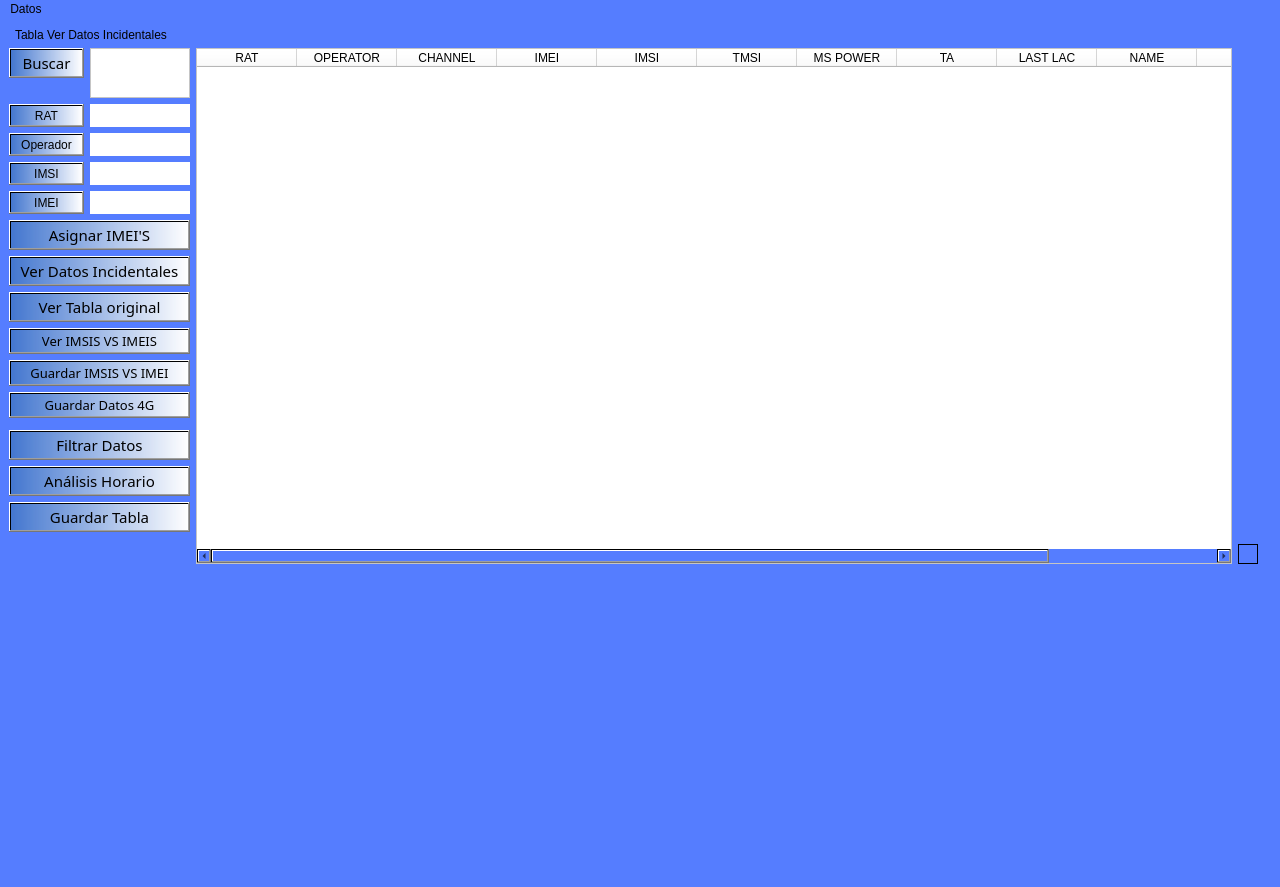
This is Interfaz/UI/VistaGeneralDatos.ui in Dumaru/ExcelReports as Qt 5 draws it before an edit. The edited form follows.
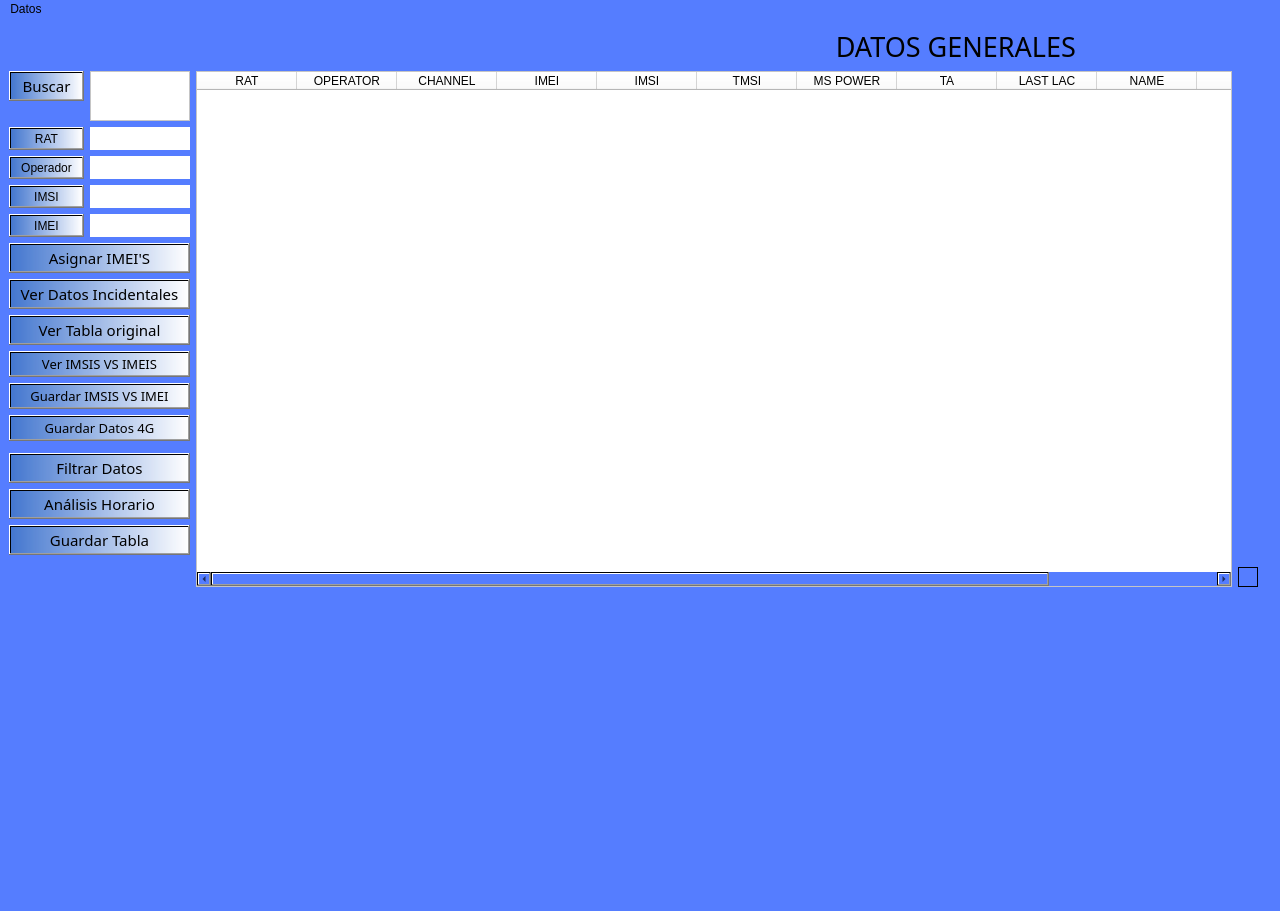
This is the edited form. Icons and pictures are not drawn.

Diff of the .ui file:
```diff
--- a/Interfaz/UI/VistaGeneralDatos.ui
+++ b/Interfaz/UI/VistaGeneralDatos.ui
@@ -7,7 +7,7 @@
     <x>0</x>
     <y>0</y>
     <width>1280</width>
-    <height>887</height>
+    <height>911</height>
    </rect>
   </property>
   <property name="sizePolicy">
@@ -502,8 +502,14 @@
     </item>
     <item row="1" column="1">
      <widget class="QLabel" name="label">
+      <property name="font">
+       <font>
+        <family>Agency FB</family>
+        <pointsize>20</pointsize>
+       </font>
+      </property>
       <property name="text">
-       <string>Tabla Ver Datos Incidentales </string>
+       <string>                                                                                                                     DATOS GENERALES</string>
       </property>
      </widget>
     </item>
```
